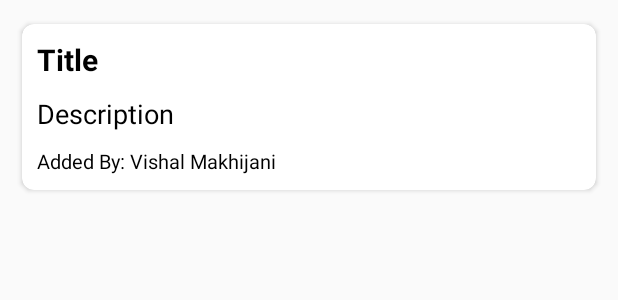
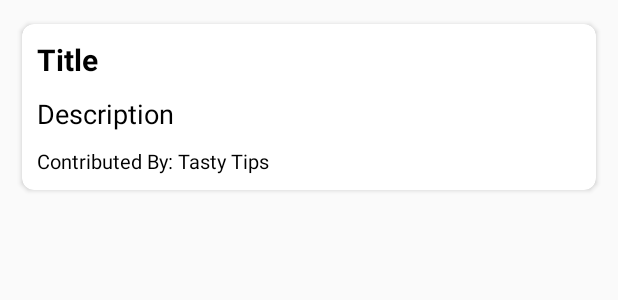
Before and after one commit to vishalmakhiijani/food-recipe-android-app, an Android app: the layout tips_recycler_view.xml on its own in the app's theme, with its tools: preview values and no code run, on a phone screen of 412 x 824 dp. Shown: the top 300 px of the screen. Run offline under Robolectric (Android 15) with nearby library versions, the light colour scheme and no system bars.

Commit message:
New: Added New Feature

```diff
--- a/app/src/main/res/layout/tips_recycler_view.xml
+++ b/app/src/main/res/layout/tips_recycler_view.xml
@@ -40,7 +40,7 @@
                 android:layout_width="wrap_content"
                 android:layout_height="wrap_content"
                 android:layout_marginTop="10dp"
-                android:text="Added By: Vishal Makhijani"
+                android:text="Contributed By: Tasty Tips"
                 android:textColor="@color/black"
                 android:textSize="13sp" />
 
```
